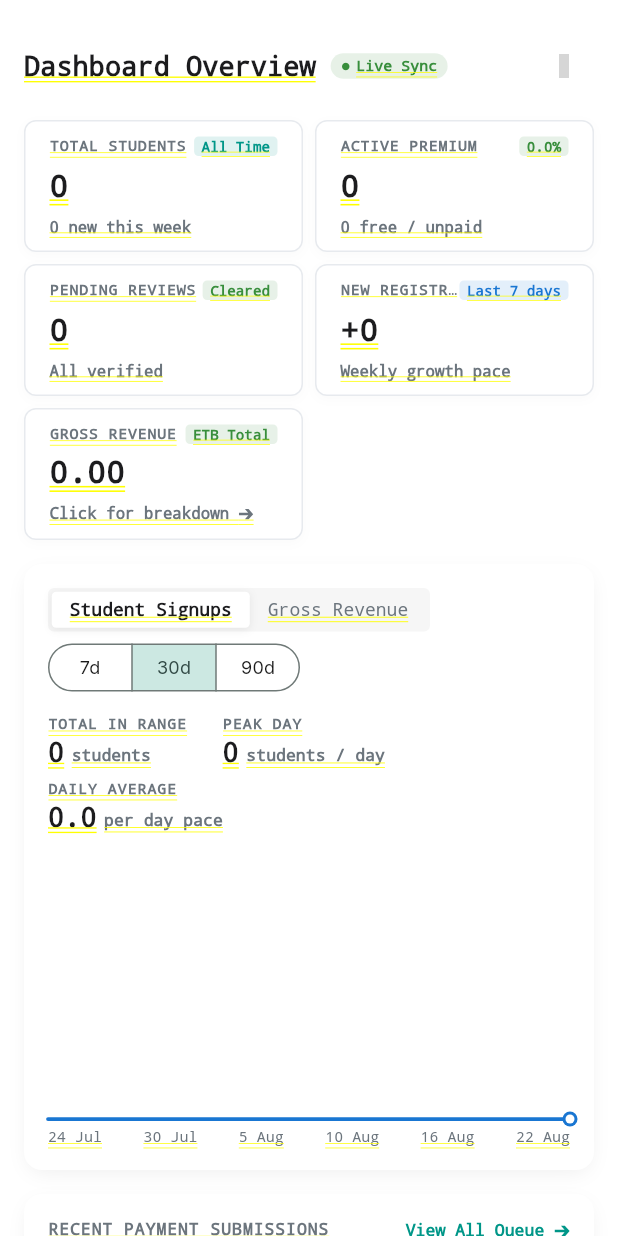
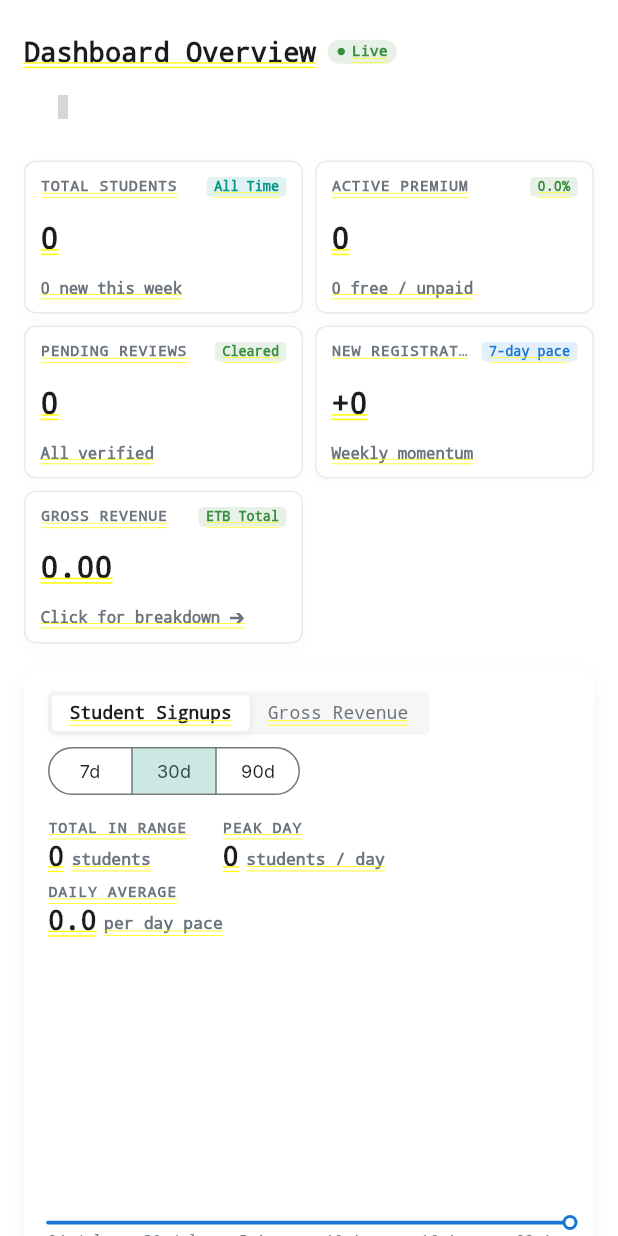
Before and after one commit to Abrom-code/m_admin, a Flutter app: the DashboardScreen screen opened by its route, after a tap on "NEW REGISTRATIONS", on a phone screen of 412 x 824 dp. Run offline on Flutter 3.47's test engine with Material 3 defaults, Android fonts, the phone set to English and light mode, and no system bars; our stand-ins replace connectivity_plus, flutter_dotenv, flutter_local_notifications, fluttertoast, get, get_storage and 3 more; accounts and stored records are empty; grey boxes are pictures that could not be loaded.

Commit message:
fix: resolve layout overflows in dashboard cards, top bar, and metrics grid

```diff
--- a/lib/features/dashboard/screens/dashboard_screen.dart
+++ b/lib/features/dashboard/screens/dashboard_screen.dart
@@ -62,7 +62,7 @@ class DashboardScreen extends StatelessWidget {
         return Column(
           crossAxisAlignment: CrossAxisAlignment.stretch,
           children: [
-            // ── 1. Top Header Bar (Clean, Minimal, No Welcome Box) ──
+            // ── 1. Top Header Bar (Safe & Responsive) ──────────────
             _DashboardTopBar(
               pendingCount: stats.pendingPayments,
               onRefresh: controller.load,
@@ -73,16 +73,16 @@ class DashboardScreen extends StatelessWidget {
             _ContentKpiGrid(stats: stats),
             const SizedBox(height: AppSizes.spaceBtwItems),
 
-            // ── 3. Executive Two-Column Layout for Desktop / Tablet ─
+            // ── 3. Executive Layout ────────────────────────────────
             LayoutBuilder(
               builder: (context, constraints) {
-                final isWide = constraints.maxWidth >= 960;
+                final isWide = constraints.maxWidth >= 1050;
 
                 if (isWide) {
                   return Row(
                     crossAxisAlignment: CrossAxisAlignment.start,
                     children: [
-                      // ── Left Column (Main Charts & Exam Coverage) ──
+                      // ── Left Column (Main Growth Chart & Exam Coverage) ──
                       const Expanded(
                         flex: 6,
                         child: Column(
@@ -96,7 +96,7 @@ class DashboardScreen extends StatelessWidget {
                       ),
                       const SizedBox(width: AppSizes.spaceBtwItems),
 
-                      // ── Right Column (Receipts, Funnel, Distribution) ──
+                      // ── Right Column (Receipts, Funnel, Distribution) ────
                       Expanded(
                         flex: 5,
                         child: Column(
@@ -106,14 +106,9 @@ class DashboardScreen extends StatelessWidget {
                             const SizedBox(height: AppSizes.spaceBtwItems),
                             const FunnelCard(),
                             const SizedBox(height: AppSizes.spaceBtwItems),
-                            const Row(
-                              crossAxisAlignment: CrossAxisAlignment.start,
-                              children: [
-                                Expanded(child: PaidUnpaidDonutCard()),
-                                SizedBox(width: AppSizes.spaceBtwItems),
-                                Expanded(child: StreamSplitCard()),
-                              ],
-                            ),
+                            const PaidUnpaidDonutCard(),
+                            const SizedBox(height: AppSizes.spaceBtwItems),
+                            const StreamSplitCard(),
                           ],
                         ),
                       ),
@@ -121,7 +116,7 @@ class DashboardScreen extends StatelessWidget {
                   );
                 }
 
-                // ── Single Column for Mobile / Narrow Screens ────────
+                // ── Single Column for Narrow Screens ────────────────
                 return Column(
                   crossAxisAlignment: CrossAxisAlignment.stretch,
                   children: [
@@ -131,13 +126,26 @@ class DashboardScreen extends StatelessWidget {
                     const SizedBox(height: AppSizes.spaceBtwItems),
                     const FunnelCard(),
                     const SizedBox(height: AppSizes.spaceBtwItems),
-                    const Row(
+                    LayoutBuilder(
+                      builder: (context, innerConstraints) {
+                        if (innerConstraints.maxWidth >= 650) {
+                          return const Row(
                             crossAxisAlignment: CrossAxisAlignment.start,
                             children: [
                               Expanded(child: PaidUnpaidDonutCard()),
                               SizedBox(width: AppSizes.spaceBtwItems),
                               Expanded(child: StreamSplitCard()),
                             ],
+                          );
+                        }
+                        return const Column(
+                          children: [
+                            PaidUnpaidDonutCard(),
+                            SizedBox(height: AppSizes.spaceBtwItems),
+                            StreamSplitCard(),
+                          ],
+                        );
+                      },
                     ),
                     const SizedBox(height: AppSizes.spaceBtwItems),
                     const SubjectTestCountCard(),
@@ -167,10 +175,12 @@ class _DashboardTopBar extends StatelessWidget {
   Widget build(BuildContext context) {
     final dark = AppHelperFunctions.isDark(context);
 
-    return Row(
-      mainAxisAlignment: MainAxisAlignment.spaceBetween,
-      children: [
-        Row(
+    return LayoutBuilder(
+      builder: (context, constraints) {
+        final isNarrow = constraints.maxWidth < 520;
+
+        final titleRow = Row(
+          mainAxisSize: MainAxisSize.min,
           children: [
             Text(
               'Dashboard Overview',
@@ -180,9 +190,9 @@ class _DashboardTopBar extends StatelessWidget {
                 color: dark ? AppColors.white : AppColors.textPrimary,
               ),
             ),
-            const SizedBox(width: 10),
+            const SizedBox(width: 8),
             Container(
-              padding: const EdgeInsets.symmetric(horizontal: 7, vertical: 2.5),
+              padding: const EdgeInsets.symmetric(horizontal: 6, vertical: 2),
               decoration: BoxDecoration(
                 color: AppColors.success.withValues(alpha: 0.12),
                 borderRadius: BorderRadius.circular(12),
@@ -193,7 +203,7 @@ class _DashboardTopBar extends StatelessWidget {
                   Icon(Icons.circle, size: 6, color: AppColors.success),
                   SizedBox(width: 4),
                   Text(
-                    'Live Sync',
+                    'Live',
                     style: TextStyle(
                       fontSize: 10,
                       fontWeight: FontWeight.bold,
@@ -204,8 +214,10 @@ class _DashboardTopBar extends StatelessWidget {
               ),
             ),
           ],
-        ),
-        Row(
+        );
+
+        final actionsRow = Row(
+          mainAxisSize: MainAxisSize.min,
           children: [
             if (pendingCount > 0)
               InkWell(
@@ -213,7 +225,7 @@ class _DashboardTopBar extends StatelessWidget {
                 borderRadius: BorderRadius.circular(AppSizes.borderRadiusSm),
                 child: Container(
                   padding:
-                      const EdgeInsets.symmetric(horizontal: 10, vertical: 5),
+                      const EdgeInsets.symmetric(horizontal: 8, vertical: 4),
                   decoration: BoxDecoration(
                     color: AppColors.warning.withValues(alpha: 0.12),
                     borderRadius:
@@ -232,9 +244,9 @@ class _DashboardTopBar extends StatelessWidget {
                       ),
                       const SizedBox(width: 5),
                       Text(
-                        '$pendingCount Pending Review',
+                        '$pendingCount Pending',
                         style: const TextStyle(
-                          fontSize: 11.5,
+                          fontSize: 11,
                           fontWeight: FontWeight.bold,
                           color: AppColors.warning,
                         ),
@@ -243,16 +255,37 @@ class _DashboardTopBar extends StatelessWidget {
                   ),
                 ),
               ),
-            const SizedBox(width: 8),
+            const SizedBox(width: 6),
             IconButton(
               tooltip: 'Refresh data',
               visualDensity: VisualDensity.compact,
+              padding: EdgeInsets.zero,
+              constraints: const BoxConstraints(minWidth: 32, minHeight: 32),
               onPressed: onRefresh,
               icon: const Icon(Iconsax.refresh_copy, size: 16),
             ),
           ],
-        ),
+        );
+
+        if (isNarrow) {
+          return Column(
+            crossAxisAlignment: CrossAxisAlignment.start,
+            children: [
+              titleRow,
+              const SizedBox(height: 6),
+              actionsRow,
             ],
+          );
+        }
+
+        return Row(
+          mainAxisAlignment: MainAxisAlignment.spaceBetween,
+          children: [
+            titleRow,
+            actionsRow,
+          ],
+        );
+      },
     );
   }
 }
@@ -281,7 +314,7 @@ class _ContentKpiGrid extends StatelessWidget {
             crossAxisCount: count,
             crossAxisSpacing: AppSizes.sm,
             mainAxisSpacing: AppSizes.sm,
-            mainAxisExtent: 88,
+            mainAxisExtent: 102,
           ),
           shrinkWrap: true,
           primary: false,
@@ -319,9 +352,9 @@ class _ContentKpiGrid extends StatelessWidget {
             _ContentKpiCard(
               title: 'NEW REGISTRATIONS',
               value: '+${NumberFormat('#,##0').format(stats.newUsersThisWeek)}',
-              tag: 'Last 7 days',
+              tag: '7-day pace',
               tagColor: AppColors.info,
-              subtext: 'Weekly growth pace',
+              subtext: 'Weekly momentum',
               onTap: () => AdminNavController.instance.changePage(3),
             ),
             _ContentKpiCard(
@@ -381,10 +414,7 @@ class _ContentKpiCard extends StatelessWidget {
       onTap: onTap,
       borderRadius: BorderRadius.circular(AppSizes.borderRadiusMd),
       child: Container(
-        padding: const EdgeInsets.symmetric(
-          horizontal: AppSizes.md,
-          vertical: 10,
-        ),
+        padding: const EdgeInsets.all(AppSizes.sm + 2),
         decoration: BoxDecoration(
           color: dark ? AppColors.darkCard : AppColors.white,
           borderRadius: BorderRadius.circular(AppSizes.borderRadiusMd),
@@ -413,6 +443,7 @@ class _ContentKpiCard extends StatelessWidget {
                   child: Text(
                     title,
                     overflow: TextOverflow.ellipsis,
+                    maxLines: 1,
                     style: const TextStyle(
                       fontSize: 10,
                       fontWeight: FontWeight.w700,
@@ -421,6 +452,7 @@ class _ContentKpiCard extends StatelessWidget {
                     ),
                   ),
                 ),
+                const SizedBox(width: 4),
                 Container(
                   padding:
                       const EdgeInsets.symmetric(horizontal: 5, vertical: 1),
@@ -431,7 +463,7 @@ class _ContentKpiCard extends StatelessWidget {
                   child: Text(
                     tag,
                     style: TextStyle(
-                      fontSize: 9.5,
+                      fontSize: 9,
                       fontWeight: FontWeight.bold,
                       color: tagColor,
                     ),
@@ -443,8 +475,9 @@ class _ContentKpiCard extends StatelessWidget {
             Text(
               value,
               overflow: TextOverflow.ellipsis,
+              maxLines: 1,
               style: TextStyle(
-                fontSize: 21,
+                fontSize: 20,
                 fontWeight: FontWeight.w800,
                 color: dark ? AppColors.white : AppColors.textPrimary,
               ),
@@ -484,8 +517,10 @@ class _RecentReceiptsQueue extends StatelessWidget {
           Row(
             mainAxisAlignment: MainAxisAlignment.spaceBetween,
             children: [
-              const Text(
+              const Expanded(
+                child: Text(
                   'RECENT PAYMENT SUBMISSIONS',
+                  overflow: TextOverflow.ellipsis,
                   style: TextStyle(
                     fontSize: 11,
                     fontWeight: FontWeight.w700,
@@ -493,6 +528,8 @@ class _RecentReceiptsQueue extends StatelessWidget {
                     color: AppColors.textSecondary,
                   ),
                 ),
+              ),
+              const SizedBox(width: 4),
               InkWell(
                 onTap: () => AdminNavController.instance.changePage(1),
                 child: const Text(
@@ -566,8 +603,9 @@ class _RecentReceiptsQueue extends StatelessWidget {
                                   Text(
                                     row.displayName,
                                     overflow: TextOverflow.ellipsis,
+                                    maxLines: 1,
                                     style: TextStyle(
-                                      fontSize: 12.5,
+                                      fontSize: 12,
                                       fontWeight: FontWeight.w600,
                                       color: dark
                                           ? AppColors.white
@@ -577,8 +615,9 @@ class _RecentReceiptsQueue extends StatelessWidget {
                                   Text(
                                     row.userEmail,
                                     overflow: TextOverflow.ellipsis,
+                                    maxLines: 1,
                                     style: const TextStyle(
-                                      fontSize: 10.5,
+                                      fontSize: 10,
                                       color: AppColors.textSecondary,
                                     ),
                                   ),
@@ -592,7 +631,7 @@ class _RecentReceiptsQueue extends StatelessWidget {
                                 Text(
                                   '${row.amount.toStringAsFixed(0)} ETB',
                                   style: TextStyle(
-                                    fontSize: 12.5,
+                                    fontSize: 12,
                                     fontWeight: FontWeight.w700,
                                     color: dark
                                         ? AppColors.white
@@ -605,13 +644,13 @@ class _RecentReceiptsQueue extends StatelessWidget {
                                       : DateFormat('d MMM, HH:mm')
                                           .format(row.createdAt!),
                                   style: const TextStyle(
-                                    fontSize: 10,
+                                    fontSize: 9.5,
                                     color: AppColors.textSecondary,
                                   ),
                                 ),
                               ],
                             ),
-                            const SizedBox(width: 8),
+                            const SizedBox(width: 6),
                             PaymentStatusPill(status: row.status),
                           ],
                         ),
--- a/lib/features/dashboard/screens/widgets/dashboard_chart_cards.dart
+++ b/lib/features/dashboard/screens/widgets/dashboard_chart_cards.dart
@@ -27,8 +27,10 @@ class PaidUnpaidDonutCard extends StatelessWidget {
           Row(
             mainAxisAlignment: MainAxisAlignment.spaceBetween,
             children: [
-              const Text(
+              const Expanded(
+                child: Text(
                   'PAID VS UNPAID',
+                  overflow: TextOverflow.ellipsis,
                   style: TextStyle(
                     fontSize: 11,
                     fontWeight: FontWeight.w700,
@@ -36,6 +38,8 @@ class PaidUnpaidDonutCard extends StatelessWidget {
                     color: AppColors.textSecondary,
                   ),
                 ),
+              ),
+              const SizedBox(width: 4),
               Obx(() {
                 final s = controller.stats.value;
                 final pct = s != null && s.totalUsers > 0
@@ -90,7 +94,7 @@ class PaidUnpaidDonutCard extends StatelessWidget {
             return Center(
               child: Padding(
                 padding: const EdgeInsets.symmetric(vertical: AppSizes.xs),
-                child: AdminDonutChart(segments: segments, size: 105),
+                child: AdminDonutChart(segments: segments, size: 100),
               ),
             );
           }),
@@ -122,8 +126,10 @@ class StreamSplitCard extends StatelessWidget {
           Row(
             mainAxisAlignment: MainAxisAlignment.spaceBetween,
             children: [
-              const Text(
+              const Expanded(
+                child: Text(
                   'STREAM DISTRIBUTION',
+                  overflow: TextOverflow.ellipsis,
                   style: TextStyle(
                     fontSize: 11,
                     fontWeight: FontWeight.w700,
@@ -131,6 +137,8 @@ class StreamSplitCard extends StatelessWidget {
                     color: AppColors.textSecondary,
                   ),
                 ),
+              ),
+              const SizedBox(width: 4),
               Obx(() {
                 final split = controller.streamSplit;
                 final total = split.fold<int>(0, (sum, s) => sum + s.count);
@@ -175,7 +183,7 @@ class StreamSplitCard extends StatelessWidget {
             return Center(
               child: Padding(
                 padding: const EdgeInsets.symmetric(vertical: AppSizes.xs),
-                child: AdminDonutChart(segments: segments, size: 105),
+                child: AdminDonutChart(segments: segments, size: 100),
               ),
             );
           }),
@@ -202,8 +210,10 @@ class FunnelCard extends StatelessWidget {
           const Row(
             mainAxisAlignment: MainAxisAlignment.spaceBetween,
             children: [
-              Text(
+              Expanded(
+                child: Text(
                   'CONVERSION FUNNEL',
+                  overflow: TextOverflow.ellipsis,
                   style: TextStyle(
                     fontSize: 11,
                     fontWeight: FontWeight.w700,
@@ -211,6 +221,8 @@ class FunnelCard extends StatelessWidget {
                     color: AppColors.textSecondary,
                   ),
                 ),
+              ),
+              SizedBox(width: 4),
               Text(
                 'Registration to Paid',
                 style: TextStyle(
@@ -272,9 +284,6 @@ class FunnelCard extends StatelessWidget {
         crossAxisAlignment: CrossAxisAlignment.start,
         children: [
           Row(
-            mainAxisAlignment: MainAxisAlignment.spaceBetween,
-            children: [
-              Row(
             children: [
               Text(
                 '${index + 1}. ',
@@ -284,17 +293,17 @@ class FunnelCard extends StatelessWidget {
                   color: color,
                 ),
               ),
-                  Text(
+              Expanded(
+                child: Text(
                   label,
+                  overflow: TextOverflow.ellipsis,
                   style: const TextStyle(
                     fontSize: 12,
                     fontWeight: FontWeight.w600,
                   ),
                 ),
-                ],
               ),
-              Row(
-                children: [
+              const SizedBox(width: 6),
               Text(
                 NumberFormat('#,##0').format(count),
                 style: TextStyle(
@@ -311,8 +320,6 @@ class FunnelCard extends StatelessWidget {
                   fontWeight: FontWeight.bold,
                   color: color,
                 ),
-                  ),
-                ],
               ),
             ],
           ),
@@ -364,8 +371,10 @@ class SubjectTestCountCard extends StatelessWidget {
           Row(
             mainAxisAlignment: MainAxisAlignment.spaceBetween,
             children: [
-              const Text(
+              const Expanded(
+                child: Text(
                   'EXAM COVERAGE BY SUBJECT',
+                  overflow: TextOverflow.ellipsis,
                   style: TextStyle(
                     fontSize: 11,
                     fontWeight: FontWeight.w700,
@@ -373,6 +382,8 @@ class SubjectTestCountCard extends StatelessWidget {
                     color: AppColors.textSecondary,
                   ),
                 ),
+              ),
+              const SizedBox(width: 6),
               InkWell(
                 onTap: () => AdminNavController.instance.changePage(2),
                 child: const Text(
@@ -471,6 +482,7 @@ class SubjectTestCountCard extends StatelessWidget {
                   ),
                 ),
               ),
+              const SizedBox(width: 6),
               Text(
                 '${subject.testCount} ${subject.testCount == 1 ? 'test' : 'tests'}',
                 style: TextStyle(
```
Lines whose indentation alone changed are shown as unchanged.
